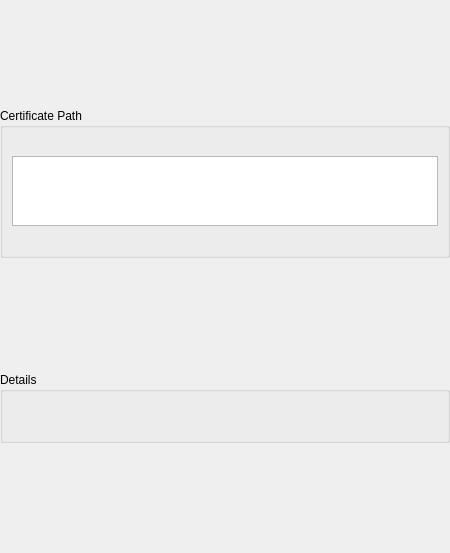
Before: the Qt Designer form resources/ui/widget/certificatedetail.ui in jdoubleu/certman, drawn with Qt 5.
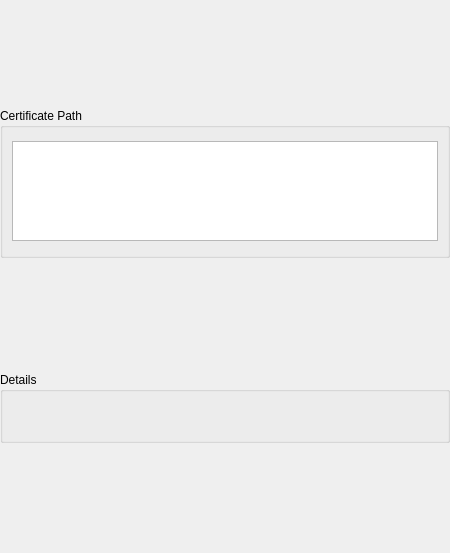
After: the same form once the commit is applied.

Commit message: Make certificate detail dialog resizable

Diff of the .ui file:
```diff
--- a/resources/ui/widget/certificatedetail.ui
+++ b/resources/ui/widget/certificatedetail.ui
@@ -11,7 +11,7 @@
    </rect>
   </property>
   <property name="sizePolicy">
-   <sizepolicy hsizetype="Expanding" vsizetype="Preferred">
+   <sizepolicy hsizetype="Preferred" vsizetype="Preferred">
     <horstretch>0</horstretch>
     <verstretch>0</verstretch>
    </sizepolicy>
@@ -47,7 +47,7 @@
    <item>
     <widget class="QScrollArea" name="scrollArea">
      <property name="sizePolicy">
-      <sizepolicy hsizetype="Expanding" vsizetype="Preferred">
+      <sizepolicy hsizetype="Preferred" vsizetype="Preferred">
        <horstretch>0</horstretch>
        <verstretch>0</verstretch>
       </sizepolicy>
@@ -60,7 +60,7 @@
      </property>
      <property name="maximumSize">
       <size>
-       <width>450</width>
+       <width>16777215</width>
        <height>16777215</height>
       </size>
      </property>
@@ -89,14 +89,14 @@
        </rect>
       </property>
       <property name="sizePolicy">
-       <sizepolicy hsizetype="Maximum" vsizetype="Preferred">
+       <sizepolicy hsizetype="Preferred" vsizetype="Preferred">
         <horstretch>0</horstretch>
         <verstretch>0</verstretch>
        </sizepolicy>
       </property>
       <property name="maximumSize">
        <size>
-        <width>450</width>
+        <width>16777215</width>
         <height>16777215</height>
        </size>
       </property>
@@ -115,6 +115,12 @@
        </property>
        <item>
         <widget class="QGroupBox" name="certificate_path">
+         <property name="sizePolicy">
+          <sizepolicy hsizetype="Preferred" vsizetype="Preferred">
+           <horstretch>0</horstretch>
+           <verstretch>0</verstretch>
+          </sizepolicy>
+         </property>
          <property name="minimumSize">
           <size>
            <width>0</width>
@@ -137,7 +143,7 @@
              <bool>true</bool>
             </property>
             <property name="sizePolicy">
-             <sizepolicy hsizetype="MinimumExpanding" vsizetype="Fixed">
+             <sizepolicy hsizetype="Preferred" vsizetype="Preferred">
               <horstretch>0</horstretch>
               <verstretch>0</verstretch>
              </sizepolicy>
@@ -145,13 +151,13 @@
             <property name="minimumSize">
              <size>
               <width>0</width>
-              <height>0</height>
+              <height>50</height>
              </size>
             </property>
             <property name="maximumSize">
              <size>
               <width>16777215</width>
-              <height>16777215</height>
+              <height>100</height>
              </size>
             </property>
             <property name="autoFillBackground">
```
The commit also changes 1 other file.
